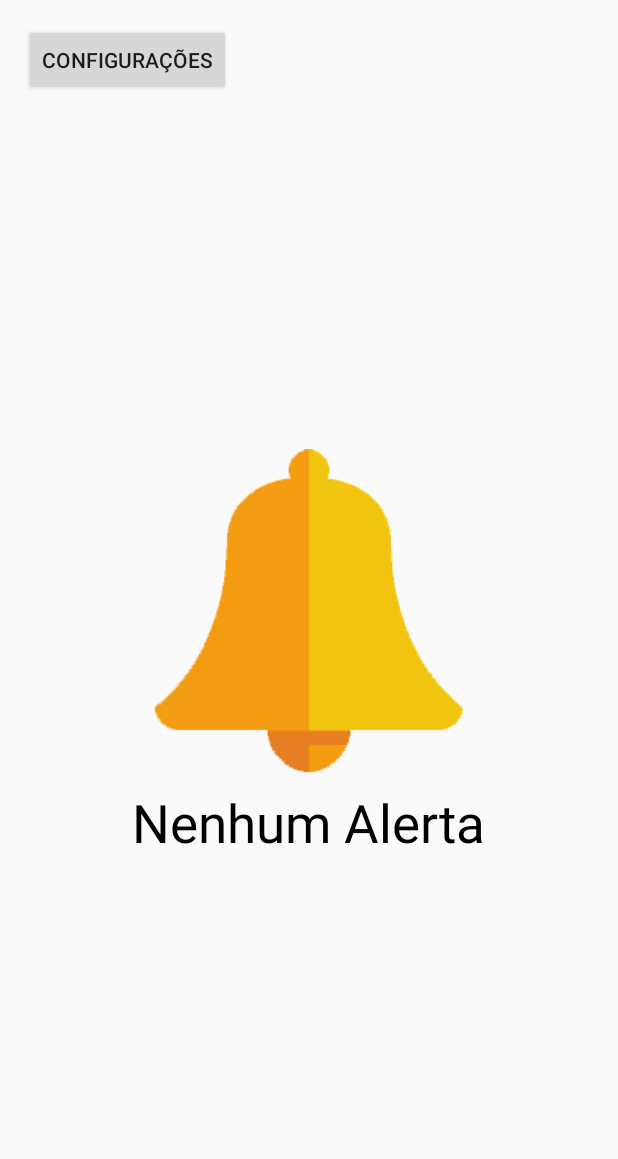
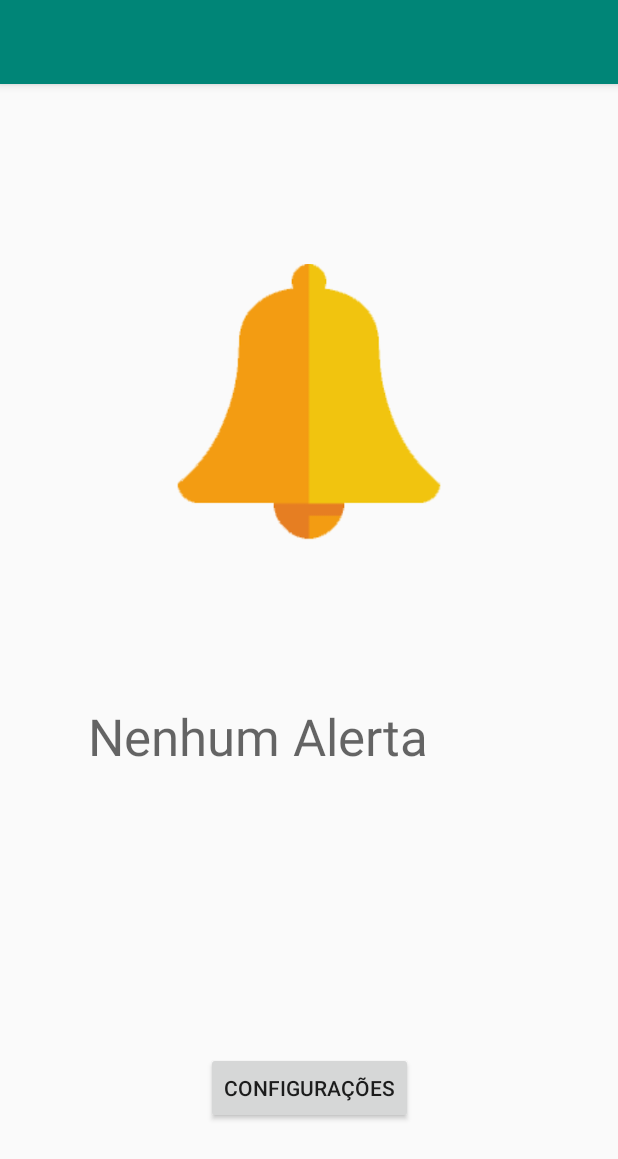
Before and after one commit to Michelhsn/PDM, an Android app: the screen it shows after launch (MainActivity), on a phone screen of 412 x 824 dp. Shown: the top 1159 px of the screen. Run offline under Robolectric (Android 15) with nearby library versions, the phone set to English and light mode, and no system bars; libraries missing offline, so code that uses them is left out: org.eclipse.paho; 1 statement that could not run was skipped.

Commit message:
New Layout w/ clean Toolbar

```diff
--- a/DephyBells/app/src/main/res/layout/content_main.xml
+++ b/DephyBells/app/src/main/res/layout/content_main.xml
@@ -1,45 +1,82 @@
 <?xml version="1.0" encoding="utf-8"?>
-<RelativeLayout xmlns:android="http://schemas.android.com/apk/res/android"
+<android.support.constraint.ConstraintLayout xmlns:android="http://schemas.android.com/apk/res/android"
     xmlns:app="http://schemas.android.com/apk/res-auto"
     xmlns:tools="http://schemas.android.com/tools"
+    android:id="@+id/relativeLayout"
     android:layout_width="match_parent"
     android:layout_height="match_parent"
-    android:paddingBottom="@dimen/activity_vertical_margin"
-    android:paddingLeft="@dimen/activity_horizontal_margin"
-    android:paddingRight="@dimen/activity_horizontal_margin"
-    android:paddingTop="@dimen/activity_vertical_margin"
-    app:layout_behavior="@string/appbar_scrolling_view_behavior"
-    tools:context=".MainActivity"
-    tools:showIn="@layout/activity_main">
+    tools:context=".MainActivity">
+
+    <android.support.design.widget.AppBarLayout
+        android:id="@+id/appBarLayout"
+        android:layout_width="match_parent"
+        android:layout_height="wrap_content"
+        android:theme="@style/AppTheme.AppBarOverlay"
+        app:layout_constraintStart_toStartOf="parent"
+        app:layout_constraintTop_toTopOf="parent">
+
+        <android.support.v7.widget.Toolbar
+            android:id="@+id/toolbar"
+            android:layout_width="match_parent"
+            android:layout_height="?attr/actionBarSize"
+            android:background="?attr/colorPrimary"
+            app:popupTheme="@style/AppTheme.PopupOverlay" />
+
+    </android.support.design.widget.AppBarLayout>
+
+    <TextView
+        android:id="@+id/updated_field"
+        android:layout_width="295dp"
+        android:layout_height="150dp"
+        android:layout_below="@+id/bell_icon"
+        android:layout_marginStart="8dp"
+        android:layout_marginLeft="8dp"
+        android:layout_marginTop="8dp"
+        android:layout_marginEnd="8dp"
+        android:layout_marginRight="8dp"
+        android:layout_marginBottom="8dp"
+        android:text="@string/a_campainha_da_sua_casa_est_tocando"
+        android:textAppearance="@style/TextAppearance.AppCompat.Display1"
+        app:layout_constraintBottom_toBottomOf="parent"
+        app:layout_constraintEnd_toEndOf="parent"
+        app:layout_constraintStart_toStartOf="parent"
+        app:layout_constraintTop_toBottomOf="@+id/bell_icon"
+        app:layout_constraintVertical_bias="0.292" />
+
+    <Button
+        android:id="@+id/buttonConfig"
+        android:layout_width="wrap_content"
+        android:layout_height="wrap_content"
+        android:layout_marginStart="8dp"
+
+        android:layout_marginLeft="8dp"
+        android:layout_marginTop="8dp"
+        android:layout_marginEnd="8dp"
+        android:layout_marginRight="8dp"
+        android:layout_marginBottom="10dp"
+        android:onClick="telaConfiguracoes"
+        android:text="Configurações"
+        app:layout_constraintBottom_toBottomOf="parent"
+        app:layout_constraintEnd_toEndOf="parent"
+        app:layout_constraintStart_toStartOf="parent"
+        app:layout_constraintTop_toBottomOf="@+id/updated_field"
+        app:layout_constraintVertical_bias="0.54" />
 
     <ImageView
         android:id="@+id/bell_icon"
-        android:src="@drawable/bell_icon"
-        android:layout_width="wrap_content"
-        android:layout_height="wrap_content"
-        android:layout_centerHorizontal="true"
-        android:layout_centerVertical="true"
-        />
-
-    <TextView
-        android:id="@+id/updated_field"
-        android:layout_width="wrap_content"
-        android:layout_height="wrap_content"
-        android:layout_centerHorizontal="true"
-        android:layout_below="@+id/bell_icon"
-        android:textAppearance="?android:attr/textAppearanceMedium"
-        android:textSize="35sp"
-        android:textColor="#000000"
-        android:text="@string/a_campainha_da_sua_casa_est_tocando"
-        />
-
-    <Button
-        android:id="@+id/buttonConfig"
-        android:onClick="telaConfiguracoes"
-        android:layout_width="wrap_content"
-        android:layout_height="wrap_content"
-
-        android:text="Configurações" />
+        android:layout_width="192dp"
+        android:layout_height="214dp"
+        android:layout_marginStart="8dp"
+        android:layout_marginLeft="8dp"
+        android:layout_marginEnd="8dp"
+        android:layout_marginRight="8dp"
+        android:layout_marginBottom="8dp"
+        app:layout_constraintBottom_toBottomOf="parent"
+        app:layout_constraintEnd_toEndOf="parent"
+        app:layout_constraintStart_toStartOf="parent"
+        app:layout_constraintTop_toTopOf="parent"
+        app:layout_constraintVertical_bias="0.273"
+        app:srcCompat="@drawable/bell_icon" />
 
 
-</RelativeLayout>
+</android.support.constraint.ConstraintLayout>
```
Also changed, not shown: gradle/wrapper/gradle-wrapper.properties (added), 4 other files.
